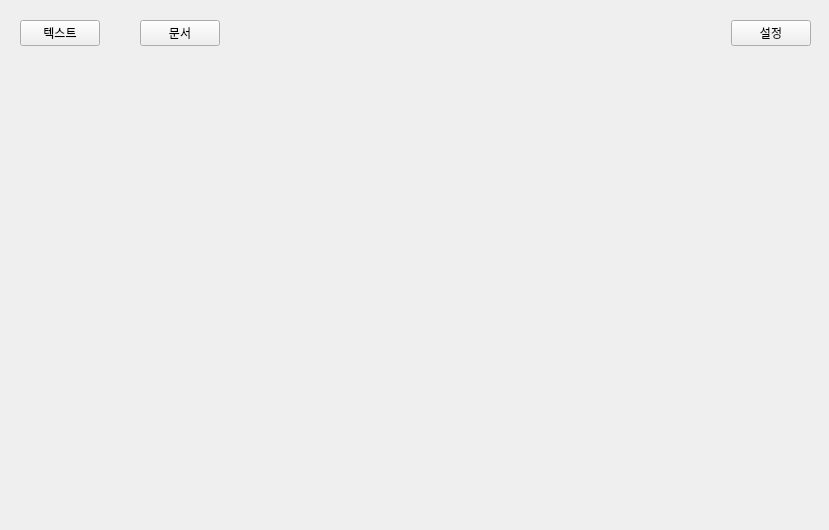
Above: 01_FinTranslator/FinTranslator_code/src/Widgets/FinTranslatorMainWidget.ui from kimyubin/Portfolio_Code before the change. Below: the same form after it.
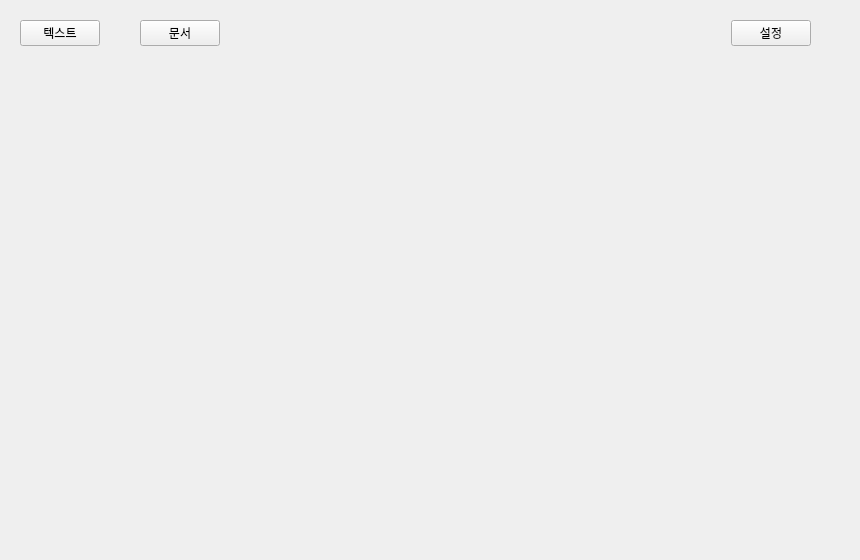
That is the form after the change.

Diff of the .ui file:
```diff
--- a/01_FinTranslator/FinTranslator_code/src/Widgets/FinTranslatorMainWidget.ui
+++ b/01_FinTranslator/FinTranslator_code/src/Widgets/FinTranslatorMainWidget.ui
@@ -6,8 +6,8 @@
    <rect>
     <x>0</x>
     <y>0</y>
-    <width>829</width>
-    <height>530</height>
+    <width>860</width>
+    <height>560</height>
    </rect>
   </property>
   <property name="windowTitle">
```
